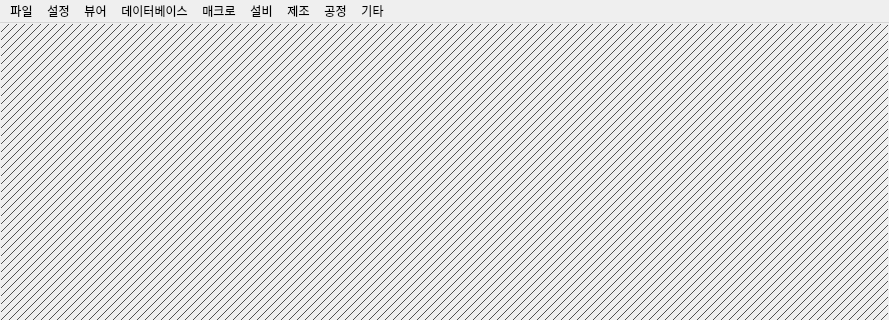
The window that windows/main_window.ui (JoonKai/epi) describes before a commit, drawn with Qt 5; both pictures show x 0 to 889 and y 0 to 320 of the 889 by 642 pixel window.
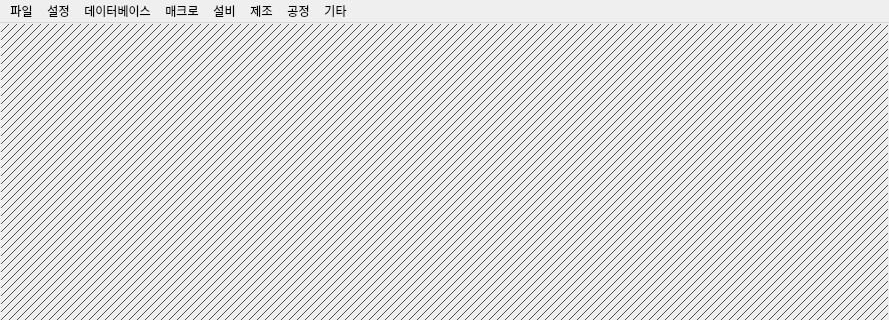
The same window after the commit.

Patch:
```diff
--- a/windows/main_window.ui
+++ b/windows/main_window.ui
@@ -134,16 +134,8 @@
     <addaction name="actionPL"/>
     <addaction name="mn_safety"/>
    </widget>
-   <widget class="QMenu" name="menu_10">
-    <property name="title">
-     <string>뷰어</string>
-    </property>
-    <addaction name="actionPL_Viewer"/>
-    <addaction name="actionXRD_Viewer"/>
-   </widget>
    <addaction name="menu"/>
    <addaction name="menu_7"/>
-   <addaction name="menu_10"/>
    <addaction name="menu_2"/>
    <addaction name="menu_9"/>
    <addaction name="menu_3"/>
```
Left out of the diff: 19 changed lines with no effect on the pictures.
